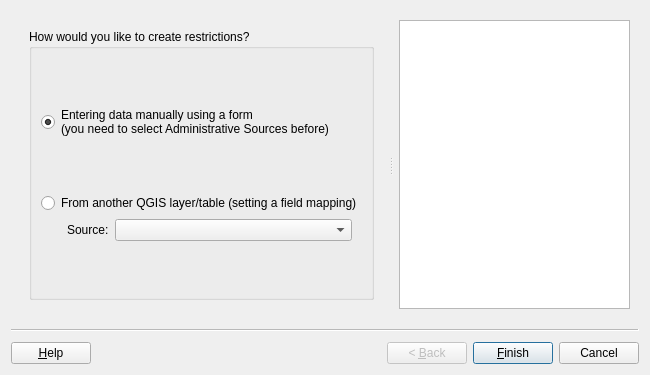
First picture: the form in asistente_ladm_col/ui/wiz_create_restriction_cadastre.ui, repository SwissTierrasColombia/Asistente-LADM-COL, before the edit.
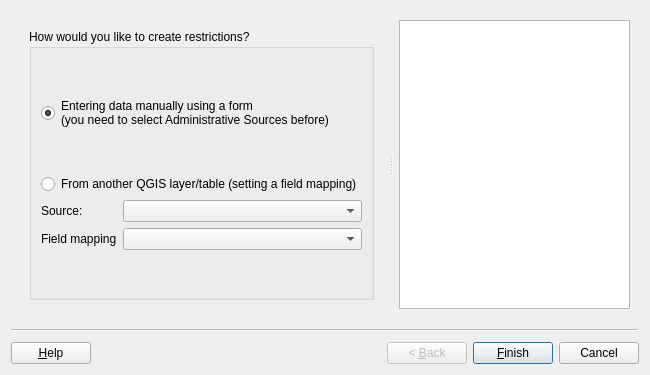
Second picture: the form after the edit. Custom widgets are drawn as their Qt base class.

Commit message: Replicate the function of save and load fields mapping in all wizard of the aplication

```diff
--- a/asistente_ladm_col/ui/wiz_create_restriction_cadastre.ui
+++ b/asistente_ladm_col/ui/wiz_create_restriction_cadastre.ui
@@ -97,14 +97,8 @@
             </widget>
            </item>
            <item row="4" column="0">
-            <layout class="QHBoxLayout" name="horizontalLayout_3">
-             <property name="leftMargin">
-              <number>26</number>
-             </property>
-             <property name="rightMargin">
-              <number>10</number>
-             </property>
-             <item>
+            <layout class="QGridLayout" name="gridLayout_2">
+             <item row="0" column="0">
               <widget class="QLabel" name="lbl_refactor_source">
                <property name="sizePolicy">
                 <sizepolicy hsizetype="Preferred" vsizetype="Preferred">
@@ -117,7 +111,7 @@
                </property>
               </widget>
              </item>
-             <item>
+             <item row="0" column="1">
               <widget class="QgsMapLayerComboBox" name="mMapLayerComboBox">
                <property name="sizePolicy">
                 <sizepolicy hsizetype="Expanding" vsizetype="Fixed">
@@ -139,6 +133,16 @@
                </property>
               </widget>
              </item>
+             <item row="1" column="0">
+              <widget class="QLabel" name="lbl_field_mapping">
+               <property name="text">
+                <string>Field mapping</string>
+               </property>
+              </widget>
+             </item>
+             <item row="1" column="1">
+              <widget class="QComboBox" name="cbo_mapping"/>
+             </item>
             </layout>
            </item>
            <item row="5" column="0">
```
Left out of the diff: 2 changed lines with no effect on the pictures. The commit also changes 28 other files.
